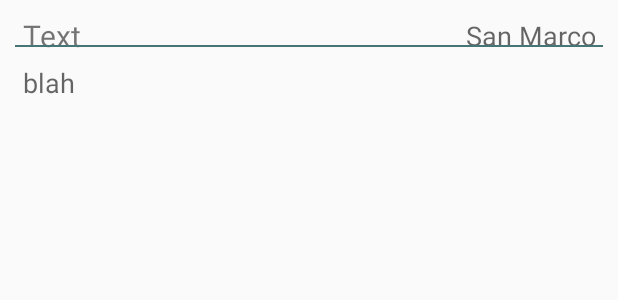
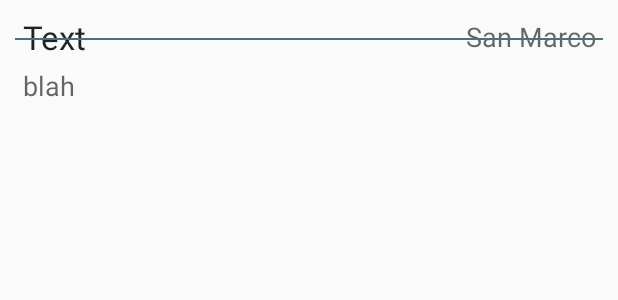
Before and after one commit to jjc3737/Android-To-Do, an Android app: the layout item_todo.xml on its own in the app's theme, with its tools: preview values and no code run, on a phone screen of 412 x 824 dp. Shown: the top 300 px of the screen. Run offline under Robolectric (Android 15) with nearby library versions, the phone set to English and light mode, and no system bars.

Commit message:
More readable font

```diff
--- a/app/src/main/java/com/codepath/simpletodo/Activities/TodoItemAdapter.java
+++ b/app/src/main/java/com/codepath/simpletodo/Activities/TodoItemAdapter.java
@@ -47,7 +47,7 @@ public class TodoItemAdapter extends ArrayAdapter {
         View vDone = (View) convertView.findViewById(R.id.vDone);
 
         //Custom font
-        Typeface custom_font = Typeface.createFromAsset(getContext().getAssets(),  "fonts/Luna.ttf");
+        Typeface custom_font = Typeface.createFromAsset(getContext().getAssets(),  "fonts/GothamBook.ttf");
 
         tvTitle.setTypeface(custom_font);
 
--- a/app/src/main/res/layout/item_todo.xml
+++ b/app/src/main/res/layout/item_todo.xml
@@ -18,7 +18,7 @@
             android:paddingLeft="5dp"
             android:paddingRight="5dp"
             android:text = "Text"
-            android:textSize="20sp" />
+            android:textAppearance="?android:attr/textAppearanceLarge" />
 
         <TextView
             android:id="@+id/tvPriority"
@@ -39,7 +39,7 @@
         android:layout_width="match_parent"
         android:id="@+id/vDone"
         android:background="@color/todoPrimaryDark"
-        android:layout_marginTop="20dp" />
+        android:layout_marginTop="15dp" />
 
     <TextView
         android:id="@+id/tvDueDate"
--- a/app/src/main/res/values/styles.xml
+++ b/app/src/main/res/values/styles.xml
@@ -11,6 +11,7 @@
     <style name="AppTheme.NoActionBar">
         <item name="windowActionBar">false</item>
         <item name="windowNoTitle">true</item>
+        <item name="colorPrimary">@color/todoPrimary</item>
         <item name="colorPrimaryDark">@color/todoPrimary</item>
     </style>
 
```
